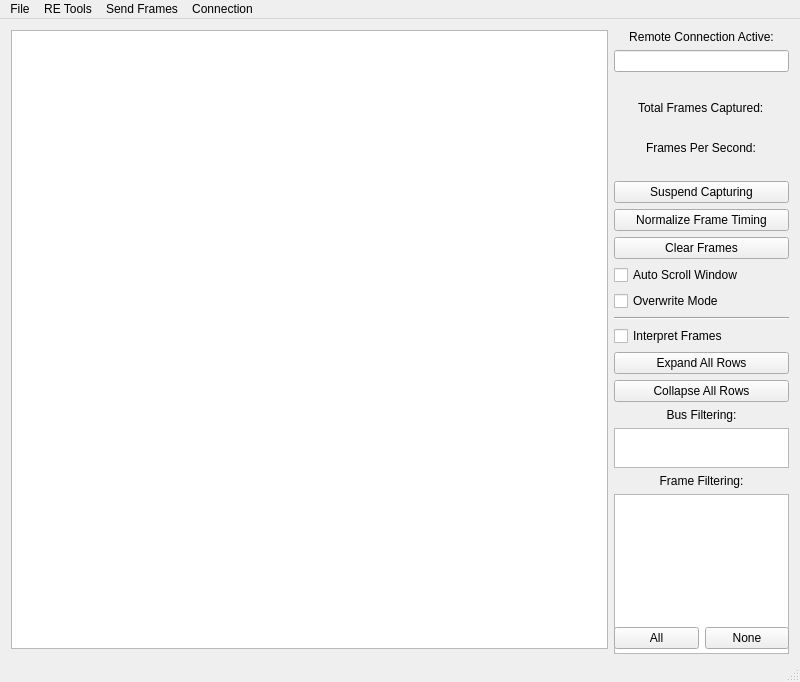
Qt form ui/mainwindow.ui (collin80/SavvyCAN) before a commit.
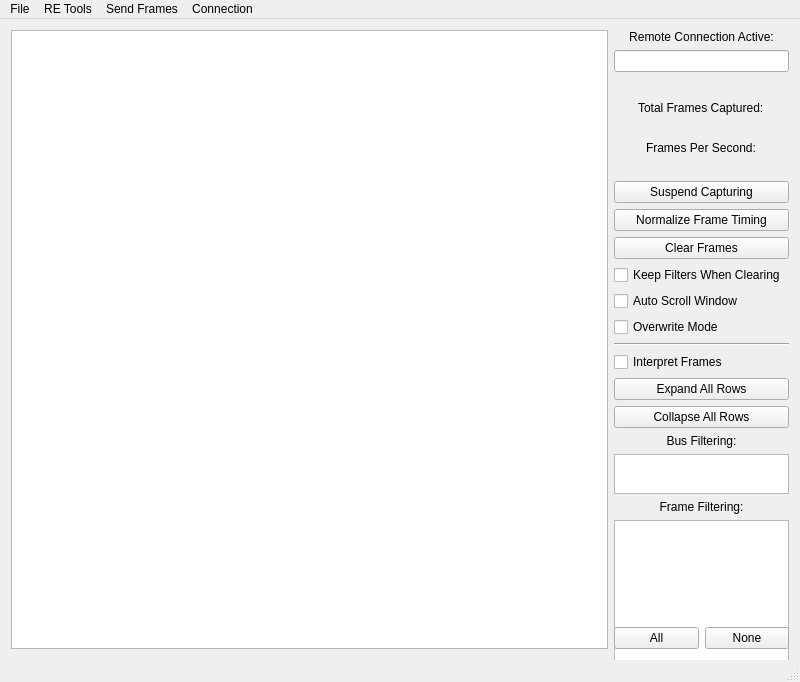
The same form after that commit.

Commit message: Added ability to maintain bus and msg filters when clearing frames

What changed in the file:
```diff
--- a/ui/mainwindow.ui
+++ b/ui/mainwindow.ui
@@ -227,6 +227,13 @@
         </property>
        </widget>
       </item>
+      <item>
+       <widget class="QCheckBox" name="cbPersistentFilters">
+        <property name="text">
+         <string>Keep Filters When Clearing</string>
+        </property>
+       </widget>
+      </item>
       <item>
        <widget class="QCheckBox" name="cbAutoScroll">
         <property name="text">
```
The commit also changes 4 other files.
